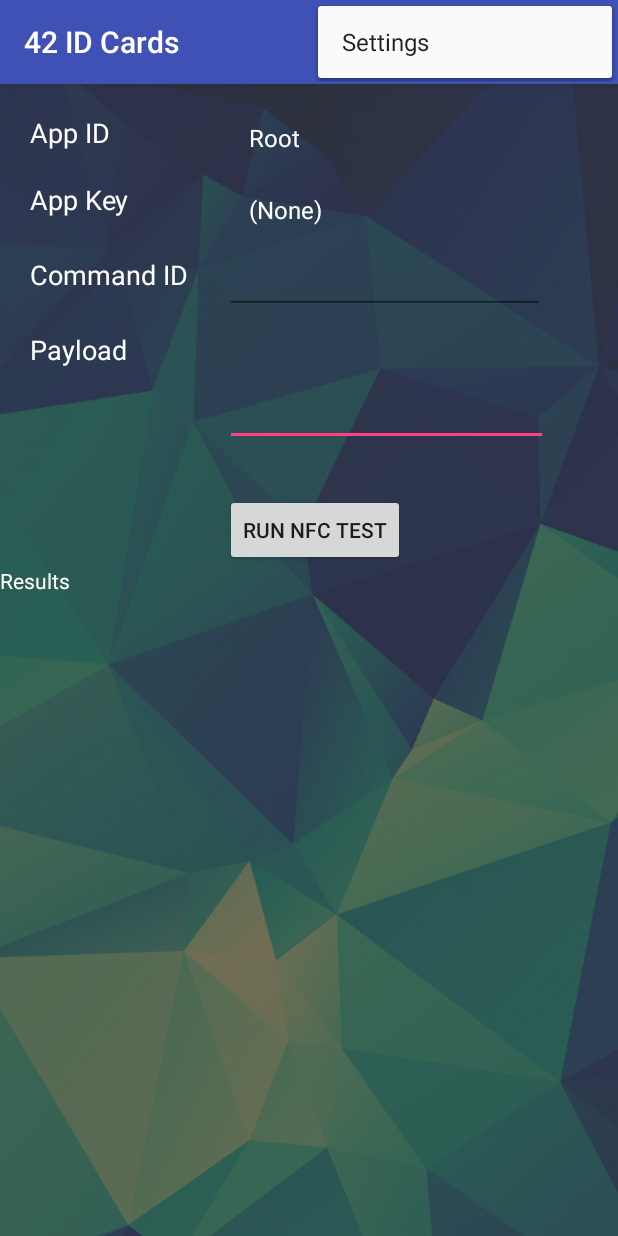
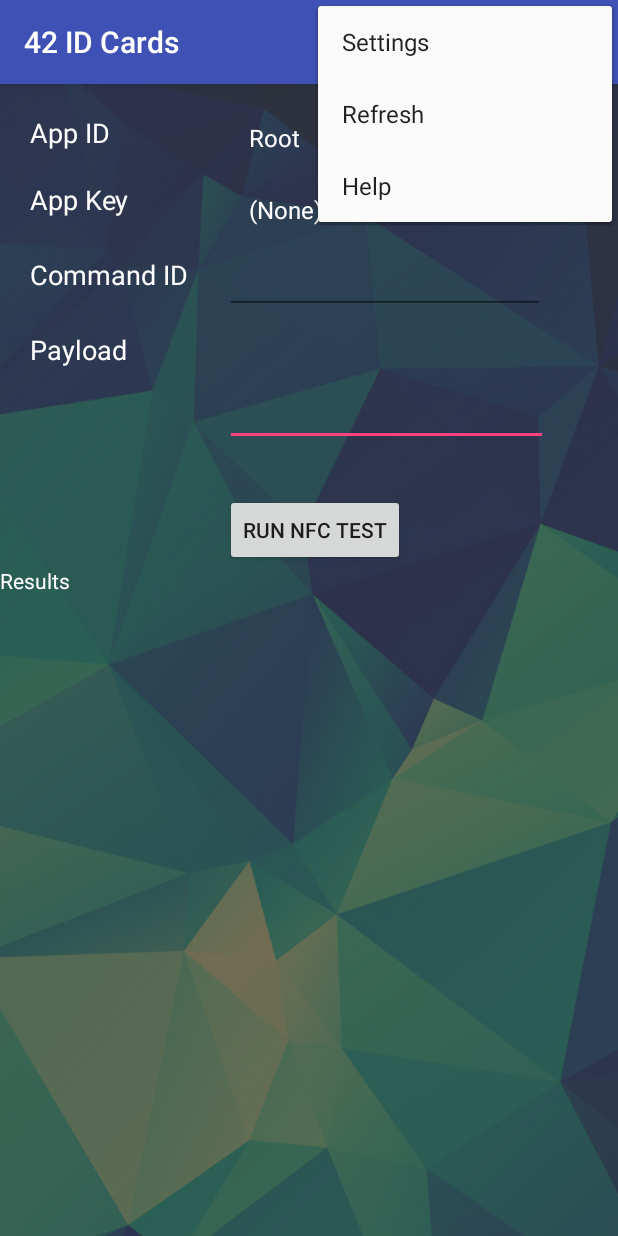
Before and after one commit to Cloudxtreme/idcard, an Android app: the SetupActivity screen opened directly, with no data from a screen before it, with the options menu open, on a phone screen of 412 x 824 dp. Run offline under Robolectric (Android 15) with nearby library versions, the light colour scheme and no system bars; network calls fail.

Commit message:
Menu modding

```diff
--- a/android/app/src/main/res/menu/menu_setup.xml
+++ b/android/app/src/main/res/menu/menu_setup.xml
@@ -7,4 +7,16 @@
         android:orderInCategory="100"
         android:title="@string/action_settings"
         app:showAsAction="never" />
+
+    <item
+        android:id="@+id/refresh"
+        android:orderInCategory="200"
+        android:title="Refresh"
+        app:showAsAction="never" />
+
+    <item
+        android:id="@+id/help"
+        android:orderInCategory="300"
+        android:title="Help"
+        app:showAsAction="never"/>
 </menu>
```
Also changed, not shown: android/app/src/main/java/org/us/x42/kyork/idcard/IntraProfileActivity.java (+24 -0 lines).
